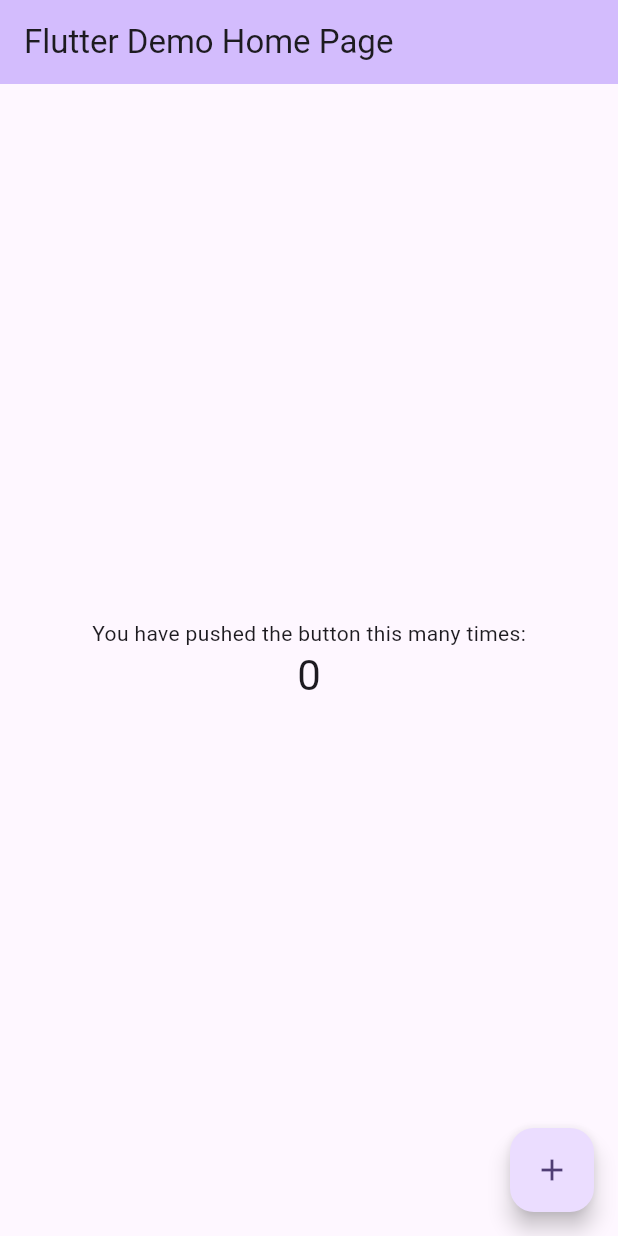
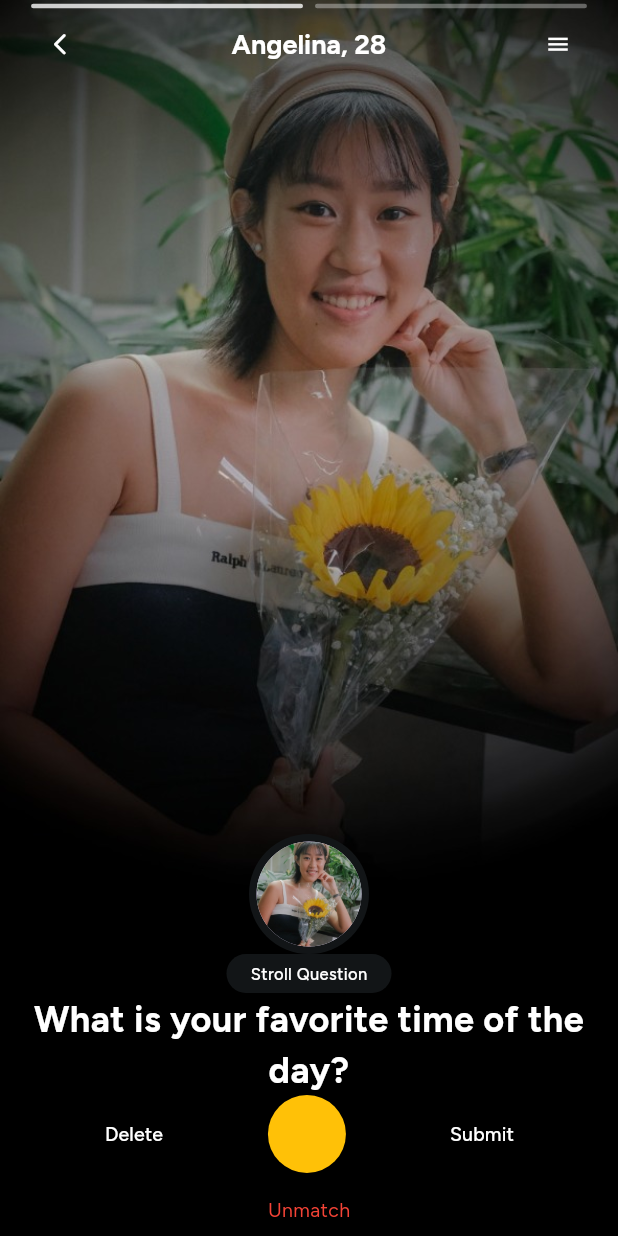
Before and after one commit to llmanannll/Flutter_Task2, a Flutter app: the screen it shows after launch, on a phone screen of 412 x 824 dp. Run offline on Flutter 3.47's test engine with Material 3 defaults, Android fonts, the light colour scheme and no system bars; our stand-ins replace google_fonts.

Commit message:
UI complete , will add audio functionalities

```diff
--- /dev/null
+++ b/stroll_task2/lib/Screen/audio_recorder.dart
@@ -0,0 +1,168 @@
+import 'package:flutter/material.dart';
+import 'package:google_fonts/google_fonts.dart';
+
+class AudioRecorder extends StatefulWidget {
+  const AudioRecorder({super.key});
+
+  @override
+  State<AudioRecorder> createState() => _AudioRecorderState();
+}
+
+class _AudioRecorderState extends State<AudioRecorder> {
+  @override
+  Widget build(BuildContext context) {
+    return Container(
+      decoration: BoxDecoration(
+        image: DecorationImage(
+          image: AssetImage("assets/background.jpg"),
+          fit: BoxFit.cover,
+        ),
+      ),
+      child: Scaffold(
+        backgroundColor: Colors.transparent,
+        appBar: AppBar(
+          backgroundColor: Colors.transparent,
+          title: Column(
+            children: [
+              Row(
+                mainAxisAlignment: MainAxisAlignment.center,
+                children: [
+                  Container(
+                    decoration: BoxDecoration(
+                        color: Color.fromARGB(200, 255, 255, 255),
+                        borderRadius: BorderRadius.circular(10)),
+                    width: MediaQuery.of(context).size.width * 0.44,
+                    height: 3,
+                  ),
+                  SizedBox(
+                    width: 8,
+                  ),
+                  Container(
+                    decoration: BoxDecoration(
+                        color: const Color.fromARGB(88, 255, 255, 255),
+                        borderRadius: BorderRadius.circular(10)),
+                    width: MediaQuery.of(context).size.width * 0.44,
+                    height: 3,
+                  )
+                ],
+              ),
+              Row(
+                mainAxisAlignment: MainAxisAlignment.spaceBetween,
+                children: [
+                  IconButton(
+                    icon: Icon(
+                      Icons.arrow_back_ios_new_rounded,
+                      size: 17,
+                    ),
+                    onPressed: () {},
+                    color: Colors.white,
+                  ),
+                  Text(
+                    "Angelina, 28",
+                    style: GoogleFonts.figtree(
+                        color: Colors.white,
+                        fontSize: 18,
+                        fontWeight: FontWeight.bold),
+                  ),
+                  IconButton(
+                    icon: Icon(
+                      Icons.menu_sharp,
+                      size: 17,
+                    ),
+                    onPressed: () {},
+                    color: Colors.white,
+                  ),
+                ],
+              ),
+            ],
+          ),
+        ),
+        body: Center(
+          child: Column(
+            mainAxisAlignment: MainAxisAlignment.end,
+            children: [
+              CircleAvatar(
+                radius: 40,
+                backgroundColor: const Color.fromARGB(255, 18, 21, 23),
+                child: CircleAvatar(
+                  radius: 35,
+                  backgroundImage: AssetImage("assets/person.jpg"),
+                ),
+              ),
+              Container(
+                width: 110,
+                padding: EdgeInsets.all(5.0),
+                decoration: BoxDecoration(
+                  color: Color.fromARGB(255, 18, 21, 23),
+                  borderRadius: BorderRadius.all(Radius.circular(20)),
+                ),
+                child: Center(
+                  child: Text(
+                    "Stroll Question",
+                    style: GoogleFonts.figtree(
+                        fontSize: 11,
+                        color: Colors.white,
+                        fontWeight: FontWeight.w500),
+                  ),
+                ),
+              ),
+              Text(
+                "What is your favorite time of the day?",
+                textAlign: TextAlign.center,
+                style: GoogleFonts.figtree(
+                    color: Colors.white,
+                    fontSize: 24,
+                    fontWeight: FontWeight.bold),
+              ),
+
+              //Here the wave of recoding
+              //
+              //
+              //
+              //
+              Row(
+                mainAxisAlignment: MainAxisAlignment.spaceEvenly,
+                children: [
+                  TextButton(
+                    child: Text(
+                      "Delete",
+                      style: GoogleFonts.figtree(
+                          color: const Color.fromARGB(255, 255, 255, 255),
+                          fontSize: 13),
+                    ),
+                    onPressed: () {},
+                  ),
+                  Container(
+                    decoration: BoxDecoration(
+                        shape: BoxShape.circle, color: Colors.amber),
+                    height: 52,
+                    width: 52,
+                  ),
+                  TextButton(
+                    child: Text(
+                      "Submit",
+                      style: GoogleFonts.figtree(
+                          color: const Color.fromARGB(255, 255, 255, 255),
+                          fontSize: 13),
+                    ),
+                    onPressed: () {},
+                  ),
+                ],
+              ),
+              SizedBox(
+                height: 15,
+              ),
+              Text(
+                "Unmatch",
+                style: GoogleFonts.figtree(color: Colors.red, fontSize: 13),
+              ),
+              SizedBox(
+                height: 8,
+              )
+            ],
+          ),
+        ),
+      ),
+    );
+  }
+}
--- a/stroll_task2/lib/main.dart
+++ b/stroll_task2/lib/main.dart
@@ -1,4 +1,5 @@
 import 'package:flutter/material.dart';
+import 'package:stroll_task2/Screen/audio_recorder.dart';
 
 void main() {
   runApp(const MyApp());
@@ -7,119 +8,14 @@
 class MyApp extends StatelessWidget {
   const MyApp({super.key});
 
-  // This widget is the root of your application.
   @override
   Widget build(BuildContext context) {
     return MaterialApp(
-      title: 'Flutter Demo',
-      theme: ThemeData(
-        // This is the theme of your application.
-        //
-        // TRY THIS: Try running your application with "flutter run". You'll see
-        // the application has a purple toolbar. Then, without quitting the app,
-        // try changing the seedColor in the colorScheme below to Colors.green
-        // and then invoke "hot reload" (save your changes or press the "hot
-        // reload" button in a Flutter-supported IDE, or press "r" if you used
-        // the command line to start the app).
-        //
-        // Notice that the counter didn't reset back to zero; the application
-        // state is not lost during the reload. To reset the state, use hot
-        // restart instead.
-        //
-        // This works for code too, not just values: Most code changes can be
-        // tested with just a hot reload.
-        colorScheme: ColorScheme.fromSeed(seedColor: Colors.deepPurple),
-        useMaterial3: true,
-      ),
-      home: const MyHomePage(title: 'Flutter Demo Home Page'),
+      debugShowCheckedModeBanner: false,
+      initialRoute: 'audio_recorder',
+      routes: {
+        'audio_recorder': (context) => AudioRecorder(),
+      },
     );
   }
 }
-
-class MyHomePage extends StatefulWidget {
-  const MyHomePage({super.key, required this.title});
-
-  // This widget is the home page of your application. It is stateful, meaning
-  // that it has a State object (defined below) that contains fields that affect
-  // how it looks.
-
-  // This class is the configuration for the state. It holds the values (in this
-  // case the title) provided by the parent (in this case the App widget) and
-  // used by the build method of the State. Fields in a Widget subclass are
-  // always marked "final".
-
-  final String title;
-
-  @override
-  State<MyHomePage> createState() => _MyHomePageState();
-}
-
-class _MyHomePageState extends State<MyHomePage> {
-  int _counter = 0;
-
-  void _incrementCounter() {
-    setState(() {
-      // This call to setState tells the Flutter framework that something has
-      // changed in this State, which causes it to rerun the build method below
-      // so that the display can reflect the updated values. If we changed
-      // _counter without calling setState(), then the build method would not be
-      // called again, and so nothing would appear to happen.
-      _counter++;
-    });
-  }
-
-  @override
-  Widget build(BuildContext context) {
-    // This method is rerun every time setState is called, for instance as done
-    // by the _incrementCounter method above.
-    //
-    // The Flutter framework has been optimized to make rerunning build methods
-    // fast, so that you can just rebuild anything that needs updating rather
-    // than having to individually change instances of widgets.
-    return Scaffold(
-      appBar: AppBar(
-        // TRY THIS: Try changing the color here to a specific color (to
-        // Colors.amber, perhaps?) and trigger a hot reload to see the AppBar
-        // change color while the other colors stay the same.
-        backgroundColor: Theme.of(context).colorScheme.inversePrimary,
-        // Here we take the value from the MyHomePage object that was created by
-        // the App.build method, and use it to set our appbar title.
-        title: Text(widget.title),
-      ),
-      body: Center(
-        // Center is a layout widget. It takes a single child and positions it
-        // in the middle of the parent.
-        child: Column(
-          // Column is also a layout widget. It takes a list of children and
-          // arranges them vertically. By default, it sizes itself to fit its
-          // children horizontally, and tries to be as tall as its parent.
-          //
-          // Column has various properties to control how it sizes itself and
-          // how it positions its children. Here we use mainAxisAlignment to
-          // center the children vertically; the main axis here is the vertical
-          // axis because Columns are vertical (the cross axis would be
-          // horizontal).
-          //
-          // TRY THIS: Invoke "debug painting" (choose the "Toggle Debug Paint"
-          // action in the IDE, or press "p" in the console), to see the
-          // wireframe for each widget.
-          mainAxisAlignment: MainAxisAlignment.center,
-          children: <Widget>[
-            const Text(
-              'You have pushed the button this many times:',
-            ),
-            Text(
-              '$_counter',
-              style: Theme.of(context).textTheme.headlineMedium,
-            ),
-          ],
-        ),
-      ),
-      floatingActionButton: FloatingActionButton(
-        onPressed: _incrementCounter,
-        tooltip: 'Increment',
-        child: const Icon(Icons.add),
-      ), // This trailing comma makes auto-formatting nicer for build methods.
-    );
-  }
-}
```
Also changed, not shown: stroll_task2/pubspec.yaml (+5 -4 lines), stroll_task2/assets/background.jpg (added), stroll_task2/assets/person.jpg (added), stroll_task2/pubspec.lock, 1 other file.
